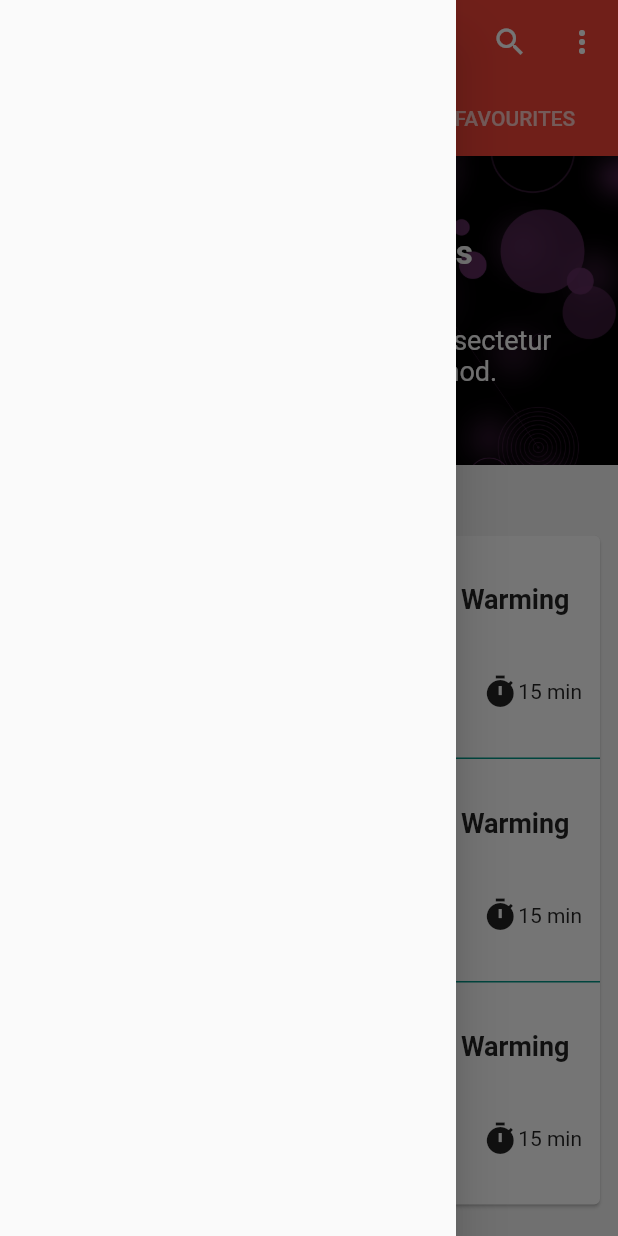
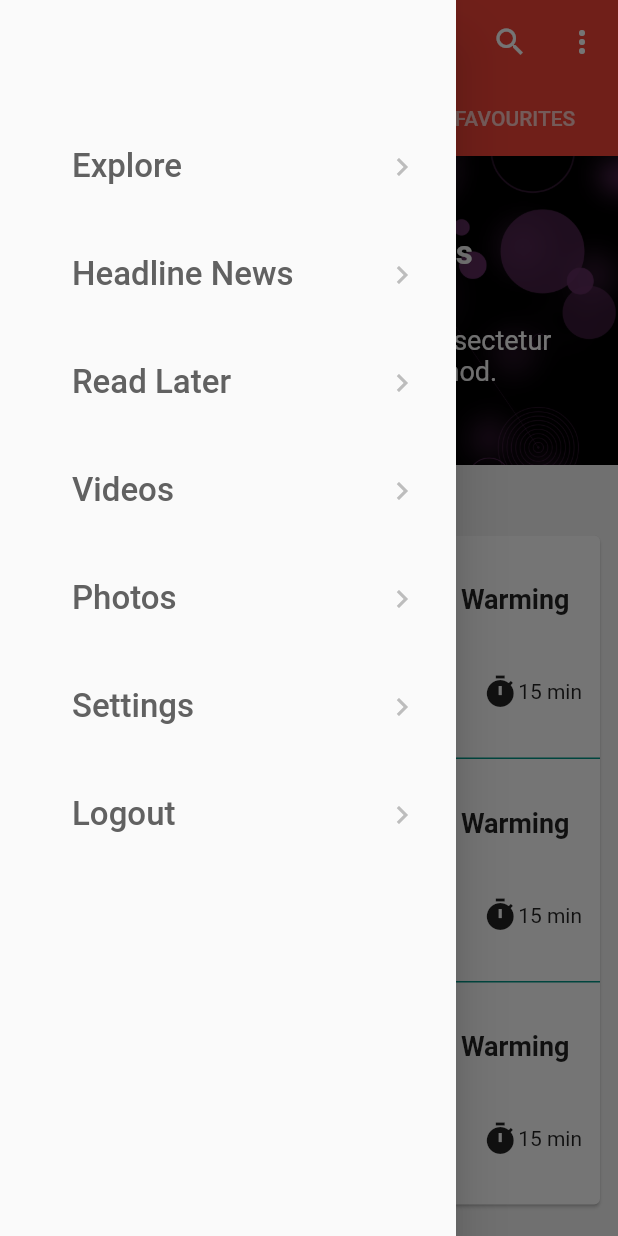
Before and after one commit to saidtechnology/flutter_new_app, a Flutter app: the HomeScreen screen opened directly, with the side drawer open, on a phone screen of 412 x 824 dp. Run offline on Flutter 3.47's test engine with Material 2 defaults, Android fonts, the phone set to English and light mode, and no system bars; our stand-ins replace shared_preferences; missing offline and left inert: page_view_indicator; accounts and stored records are empty.

Commit message:
Complete Navigation Drawer Screen

```diff
--- a/lib/shared_ui/navigation_drawer.dart
+++ b/lib/shared_ui/navigation_drawer.dart
@@ -6,8 +6,41 @@ class NavigationDrawer extends StatefulWidget {
 }
 
 class _NavigationDrawerState extends State<NavigationDrawer> {
+  List<String> navMenu = [
+    'Explore',
+    'Headline News',
+    'Read Later',
+    'Videos',
+    'Photos',
+    'Settings',
+    'Logout'
+  ];
+
   @override
   Widget build(BuildContext context) {
-    return Drawer();
+    return Drawer(
+      child: Padding(
+        padding: EdgeInsets.only(top: 75, left: 24),
+        child: ListView.builder(
+          itemBuilder: (context, position) {
+            return Padding(
+              padding: const EdgeInsets.all(8),
+              child: ListTile(
+                title: Text(
+                  navMenu[position],
+                  style: TextStyle(color: Colors.grey.shade700, fontSize: 22),
+                ),
+                trailing: Icon(
+                  Icons.chevron_right,
+                  color: Colors.grey.shade400,
+                ),
+                onTap: () {},
+              ),
+            );
+          },
+          itemCount: navMenu.length,
+        ),
+      ),
+    );
   }
 }
```
Also changed, not shown: lib/screens/home_tabs/favourites.dart (+10 -7 lines).
